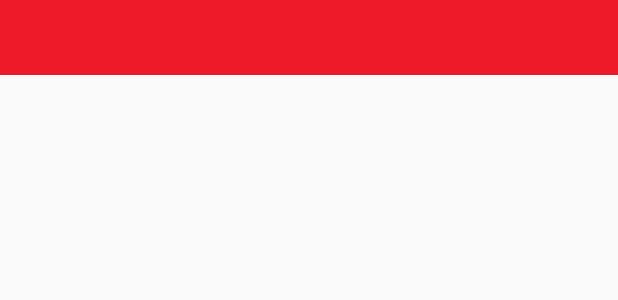
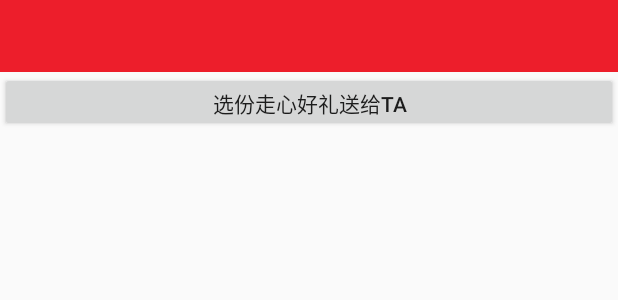
Before and after one commit to JiazhiqiangGitHub/Gift, an Android app: the layout class_fragment.xml on its own in the app's theme, with its tools: preview values and no code run, on a phone screen of 412 x 824 dp. Shown: the top 300 px of the screen. Run offline under Robolectric (Android 15) with nearby library versions, the phone set to English and light mode, and no system bars.

Commit message:
创建了分类页面的两个fragment以及table layout

```diff
--- a/app/src/main/res/layout/class_fragment.xml
+++ b/app/src/main/res/layout/class_fragment.xml
@@ -3,8 +3,27 @@
     android:orientation="vertical" android:layout_width="match_parent"
     android:layout_height="match_parent">
 
-    <include layout="@layout/class_title"
+    <!--<include layout="@layout/class_title"-->
+        <!--android:id="@+id/tb_class_head"-->
+        <!--/>-->
+    <android.support.design.widget.TabLayout
+        android:layout_width="match_parent"
+        android:layout_height="wrap_content"
         android:id="@+id/tb_class_head"
+        android:background="#ED1E2B"
+
+        >
+    </android.support.design.widget.TabLayout>
+    <Button
+        android:layout_width="match_parent"
+        android:layout_height="40dp"
+        android:text="选份走心好礼送给TA"
         />
+    <android.support.v4.view.ViewPager
+        android:layout_width="match_parent"
+        android:layout_height="match_parent"
+        android:id="@+id/vp_class">
+
+    </android.support.v4.view.ViewPager>
 
 </LinearLayout>
--- a/app/src/main/res/layout/class_title.xml
+++ b/app/src/main/res/layout/class_title.xml
@@ -6,9 +6,10 @@
 
 
     <android.support.design.widget.TabLayout
-        android:layout_width="match_parent"
+        android:layout_width="wrap_content"
         android:layout_height="match_parent"
-        android:id="@+id/tb_class_head">
+        android:id="@+id/tb_class_head"
+        >
     </android.support.design.widget.TabLayout>
 
 
```
Also changed, not shown: app/src/main/java/lanou/gift/sort/ClassAdapter.java (added, +35 -0 lines), app/src/main/java/lanou/gift/sort/classFragment.java (+20 -2 lines), app/src/main/java/lanou/gift/sortHead/one/OneFragment.java (added, +23 -0 lines), app/src/main/java/lanou/gift/sortHead/raiders/RaidersFragment.java (added, +23 -0 lines).
